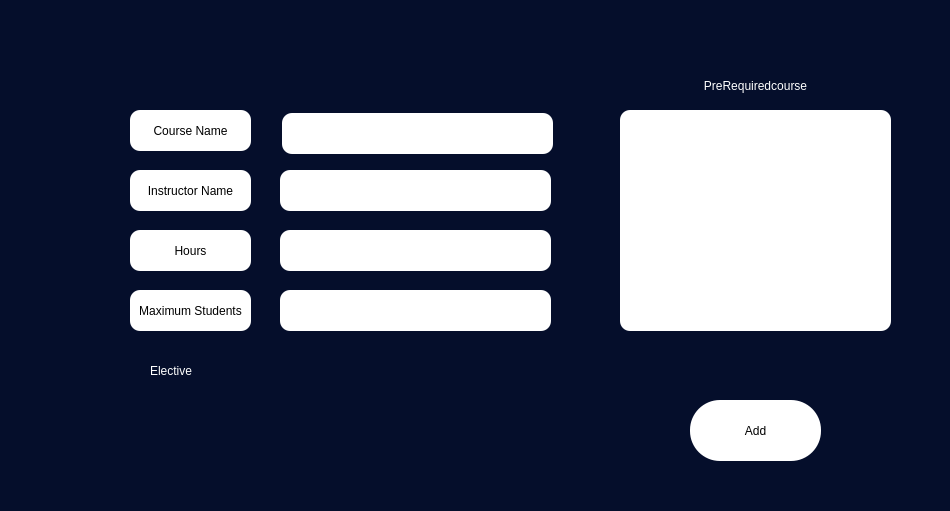
Before: the Qt Designer form Qt/newcourse.ui in KerollosRady/University-mangament-system, drawn with Qt 5.
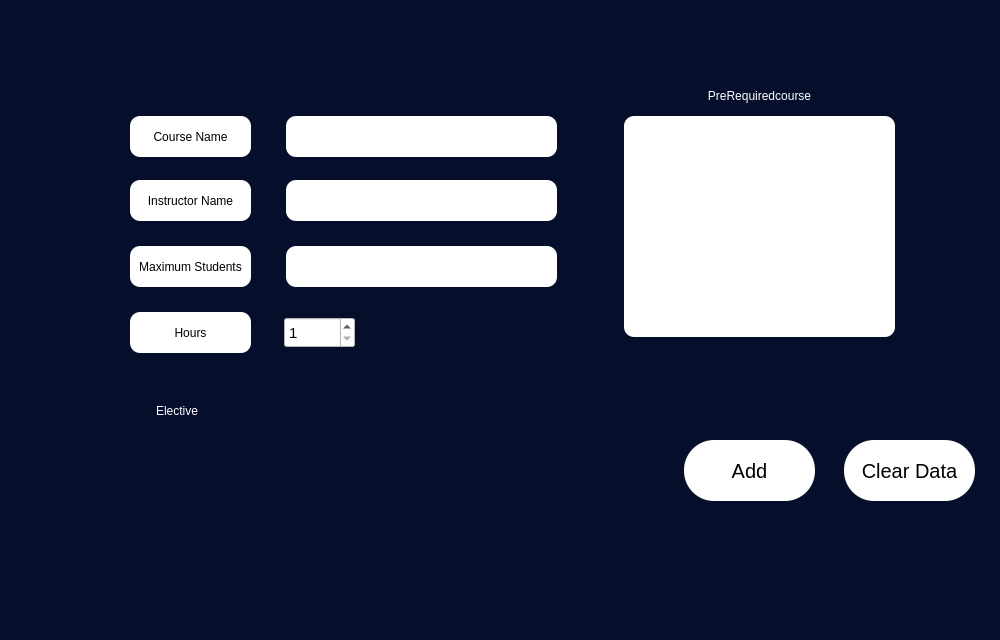
After: the same form once the commit is applied.

```diff
--- a/Qt/newcourse.ui
+++ b/Qt/newcourse.ui
@@ -6,14 +6,20 @@
    <rect>
     <x>0</x>
     <y>0</y>
-    <width>950</width>
-    <height>511</height>
+    <width>1000</width>
+    <height>640</height>
    </rect>
   </property>
+  <property name="minimumSize">
+   <size>
+    <width>980</width>
+    <height>560</height>
+   </size>
+  </property>
   <property name="maximumSize">
    <size>
-    <width>950</width>
-    <height>511</height>
+    <width>1111</width>
+    <height>1111</height>
    </size>
   </property>
   <property name="windowTitle">
@@ -22,215 +28,11 @@
   <property name="styleSheet">
    <string notr="true">background-color: rgb(5, 14, 43)</string>
   </property>
-  <widget class="QLabel" name="insName">
-   <property name="geometry">
-    <rect>
-     <x>130</x>
-     <y>170</y>
-     <width>121</width>
-     <height>41</height>
-    </rect>
-   </property>
-   <property name="styleSheet">
-    <string notr="true">    border-radius: 10px;
-background:white;
-color:black;</string>
-   </property>
-   <property name="text">
-    <string>Instructor Name</string>
-   </property>
-   <property name="alignment">
-    <set>Qt::AlignCenter</set>
-   </property>
-  </widget>
-  <widget class="QPushButton" name="Add">
-   <property name="geometry">
-    <rect>
-     <x>690</x>
-     <y>400</y>
-     <width>131</width>
-     <height>61</height>
-    </rect>
-   </property>
-   <property name="cursor">
-    <cursorShape>PointingHandCursor</cursorShape>
-   </property>
-   <property name="styleSheet">
-    <string notr="true">    border-radius: 30px;
-background:white;
-color:black;</string>
-   </property>
-   <property name="text">
-    <string>Add</string>
-   </property>
-  </widget>
-  <widget class="QLabel" name="couseName">
-   <property name="geometry">
-    <rect>
-     <x>130</x>
-     <y>110</y>
-     <width>121</width>
-     <height>41</height>
-    </rect>
-   </property>
-   <property name="styleSheet">
-    <string notr="true">    border-radius: 10px;
-background:white;
-color:black;</string>
-   </property>
-   <property name="text">
-    <string>Course Name</string>
-   </property>
-   <property name="alignment">
-    <set>Qt::AlignCenter</set>
-   </property>
-  </widget>
-  <widget class="QLabel" name="hours">
-   <property name="geometry">
-    <rect>
-     <x>130</x>
-     <y>230</y>
-     <width>121</width>
-     <height>41</height>
-    </rect>
-   </property>
-   <property name="styleSheet">
-    <string notr="true">    border-radius: 10px;
-background:white;
-color:black;</string>
-   </property>
-   <property name="text">
-    <string>Hours</string>
-   </property>
-   <property name="alignment">
-    <set>Qt::AlignCenter</set>
-   </property>
-  </widget>
-  <widget class="QLabel" name="maxstd">
-   <property name="geometry">
-    <rect>
-     <x>130</x>
-     <y>290</y>
-     <width>121</width>
-     <height>41</height>
-    </rect>
-   </property>
-   <property name="styleSheet">
-    <string notr="true">    border-radius: 10px;
-background:white;
-color:black;</string>
-   </property>
-   <property name="text">
-    <string>Maximum Students</string>
-   </property>
-   <property name="alignment">
-    <set>Qt::AlignCenter</set>
-   </property>
-  </widget>
-  <widget class="QLineEdit" name="lineEdit_1">
-   <property name="geometry">
-    <rect>
-     <x>282</x>
-     <y>113</y>
-     <width>271</width>
-     <height>41</height>
-    </rect>
-   </property>
-   <property name="styleSheet">
-    <string notr="true">background:white;
-color:black;
-    border-radius: 10px;
-</string>
-   </property>
-  </widget>
-  <widget class="QLineEdit" name="lineEdit_2">
-   <property name="geometry">
-    <rect>
-     <x>280</x>
-     <y>170</y>
-     <width>271</width>
-     <height>41</height>
-    </rect>
-   </property>
-   <property name="styleSheet">
-    <string notr="true">    border-radius: 10px;
-background:white;
-color:black;</string>
-   </property>
-  </widget>
-  <widget class="QLineEdit" name="lineEdit_3">
-   <property name="geometry">
-    <rect>
-     <x>280</x>
-     <y>230</y>
-     <width>271</width>
-     <height>41</height>
-    </rect>
-   </property>
-   <property name="styleSheet">
-    <string notr="true">background:white;
-color:black;    border-radius: 10px;
-</string>
-   </property>
-  </widget>
-  <widget class="QLineEdit" name="lineEdit_4">
-   <property name="geometry">
-    <rect>
-     <x>280</x>
-     <y>290</y>
-     <width>271</width>
-     <height>41</height>
-    </rect>
-   </property>
-   <property name="styleSheet">
-    <string notr="true">background:white;
-color:black;
-    border-radius: 10px;
-</string>
-   </property>
-  </widget>
-  <widget class="QLabel" name="label">
-   <property name="geometry">
-    <rect>
-     <x>660</x>
-     <y>70</y>
-     <width>191</width>
-     <height>31</height>
-    </rect>
-   </property>
-   <property name="styleSheet">
-    <string notr="true">color:white;
-font: 12pt &quot;Arial&quot;;
-    background-color: transparent;</string>
-   </property>
-   <property name="text">
-    <string>PreRequiredcourse</string>
-   </property>
-   <property name="alignment">
-    <set>Qt::AlignCenter</set>
-   </property>
-  </widget>
-  <widget class="QListWidget" name="listWidget">
-   <property name="geometry">
-    <rect>
-     <x>620</x>
-     <y>110</y>
-     <width>271</width>
-     <height>221</height>
-    </rect>
-   </property>
-   <property name="styleSheet">
-    <string notr="true">background: white ;
-border-radius:10px;
-font: 600 12pt &quot;Yu Gothic UI Semibold&quot;;
-color : black ; </string>
-   </property>
-  </widget>
   <widget class="QCheckBox" name="checkBox">
    <property name="geometry">
     <rect>
-     <x>130</x>
-     <y>350</y>
+     <x>136</x>
+     <y>390</y>
      <width>121</width>
      <height>41</height>
     </rect>
@@ -248,8 +50,8 @@
   <widget class="QLabel" name="check_add">
    <property name="geometry">
     <rect>
-     <x>290</x>
-     <y>350</y>
+     <x>124</x>
+     <y>450</y>
      <width>531</width>
      <height>41</height>
     </rect>
@@ -261,6 +63,243 @@
     <string/>
    </property>
   </widget>
+  <widget class="QListWidget" name="listWidget">
+   <property name="geometry">
+    <rect>
+     <x>624</x>
+     <y>116</y>
+     <width>271</width>
+     <height>221</height>
+    </rect>
+   </property>
+   <property name="styleSheet">
+    <string notr="true">background: white ;
+border-radius:10px;
+font: 600 12pt &quot;Yu Gothic UI Semibold&quot;;
+color : black ; </string>
+   </property>
+  </widget>
+  <widget class="QLineEdit" name="lineEdit_4">
+   <property name="geometry">
+    <rect>
+     <x>286</x>
+     <y>246</y>
+     <width>271</width>
+     <height>41</height>
+    </rect>
+   </property>
+   <property name="styleSheet">
+    <string notr="true">background:white;
+color:black;
+    border-radius: 10px;
+</string>
+   </property>
+  </widget>
+  <widget class="QPushButton" name="clear">
+   <property name="geometry">
+    <rect>
+     <x>844</x>
+     <y>440</y>
+     <width>131</width>
+     <height>61</height>
+    </rect>
+   </property>
+   <property name="cursor">
+    <cursorShape>PointingHandCursor</cursorShape>
+   </property>
+   <property name="styleSheet">
+    <string notr="true">    border-radius: 30px;
+background:white;
+color:black;
+font : 800;
+font-size:20px;
+</string>
+   </property>
+   <property name="text">
+    <string>Clear Data</string>
+   </property>
+  </widget>
+  <widget class="QLabel" name="label">
+   <property name="geometry">
+    <rect>
+     <x>664</x>
+     <y>80</y>
+     <width>191</width>
+     <height>31</height>
+    </rect>
+   </property>
+   <property name="styleSheet">
+    <string notr="true">color:white;
+font: 12pt &quot;Arial&quot;;
+    background-color: transparent;</string>
+   </property>
+   <property name="text">
+    <string>PreRequiredcourse</string>
+   </property>
+   <property name="alignment">
+    <set>Qt::AlignCenter</set>
+   </property>
+  </widget>
+  <widget class="QPushButton" name="Add">
+   <property name="geometry">
+    <rect>
+     <x>684</x>
+     <y>440</y>
+     <width>131</width>
+     <height>61</height>
+    </rect>
+   </property>
+   <property name="cursor">
+    <cursorShape>PointingHandCursor</cursorShape>
+   </property>
+   <property name="styleSheet">
+    <string notr="true">    border-radius: 30px;
+background:white;
+color:black;
+font : 800;
+font-size:20px;
+</string>
+   </property>
+   <property name="text">
+    <string>Add</string>
+   </property>
+  </widget>
+  <widget class="QLabel" name="hours">
+   <property name="geometry">
+    <rect>
+     <x>130</x>
+     <y>312</y>
+     <width>121</width>
+     <height>41</height>
+    </rect>
+   </property>
+   <property name="styleSheet">
+    <string notr="true">    border-radius: 10px;
+background:white;
+color:black;</string>
+   </property>
+   <property name="text">
+    <string>Hours</string>
+   </property>
+   <property name="alignment">
+    <set>Qt::AlignCenter</set>
+   </property>
+  </widget>
+  <widget class="QSpinBox" name="spinBox">
+   <property name="geometry">
+    <rect>
+     <x>284</x>
+     <y>317</y>
+     <width>71</width>
+     <height>31</height>
+    </rect>
+   </property>
+   <property name="styleSheet">
+    <string notr="true">background : white;
+color:black;
+font-size:15px;</string>
+   </property>
+   <property name="minimum">
+    <number>1</number>
+   </property>
+   <property name="maximum">
+    <number>10</number>
+   </property>
+  </widget>
+  <widget class="QLineEdit" name="lineEdit_1">
+   <property name="geometry">
+    <rect>
+     <x>286</x>
+     <y>116</y>
+     <width>271</width>
+     <height>41</height>
+    </rect>
+   </property>
+   <property name="styleSheet">
+    <string notr="true">background:white;
+color:black;
+    border-radius: 10px;
+</string>
+   </property>
+  </widget>
+  <widget class="QLabel" name="couseName">
+   <property name="geometry">
+    <rect>
+     <x>130</x>
+     <y>116</y>
+     <width>121</width>
+     <height>41</height>
+    </rect>
+   </property>
+   <property name="styleSheet">
+    <string notr="true">    border-radius: 10px;
+background:white;
+color:black;</string>
+   </property>
+   <property name="text">
+    <string>Course Name</string>
+   </property>
+   <property name="alignment">
+    <set>Qt::AlignCenter</set>
+   </property>
+  </widget>
+  <widget class="QLineEdit" name="lineEdit_2">
+   <property name="geometry">
+    <rect>
+     <x>286</x>
+     <y>180</y>
+     <width>271</width>
+     <height>41</height>
+    </rect>
+   </property>
+   <property name="styleSheet">
+    <string notr="true">    border-radius: 10px;
+background:white;
+color:black;</string>
+   </property>
+  </widget>
+  <widget class="QLabel" name="maxstd">
+   <property name="geometry">
+    <rect>
+     <x>130</x>
+     <y>246</y>
+     <width>121</width>
+     <height>41</height>
+    </rect>
+   </property>
+   <property name="styleSheet">
+    <string notr="true">    border-radius: 10px;
+background:white;
+color:black;</string>
+   </property>
+   <property name="text">
+    <string>Maximum Students</string>
+   </property>
+   <property name="alignment">
+    <set>Qt::AlignCenter</set>
+   </property>
+  </widget>
+  <widget class="QLabel" name="insName">
+   <property name="geometry">
+    <rect>
+     <x>130</x>
+     <y>180</y>
+     <width>121</width>
+     <height>41</height>
+    </rect>
+   </property>
+   <property name="styleSheet">
+    <string notr="true">    border-radius: 10px;
+background:white;
+color:black;</string>
+   </property>
+   <property name="text">
+    <string>Instructor Name</string>
+   </property>
+   <property name="alignment">
+    <set>Qt::AlignCenter</set>
+   </property>
+  </widget>
  </widget>
  <resources/>
  <connections/>
```
